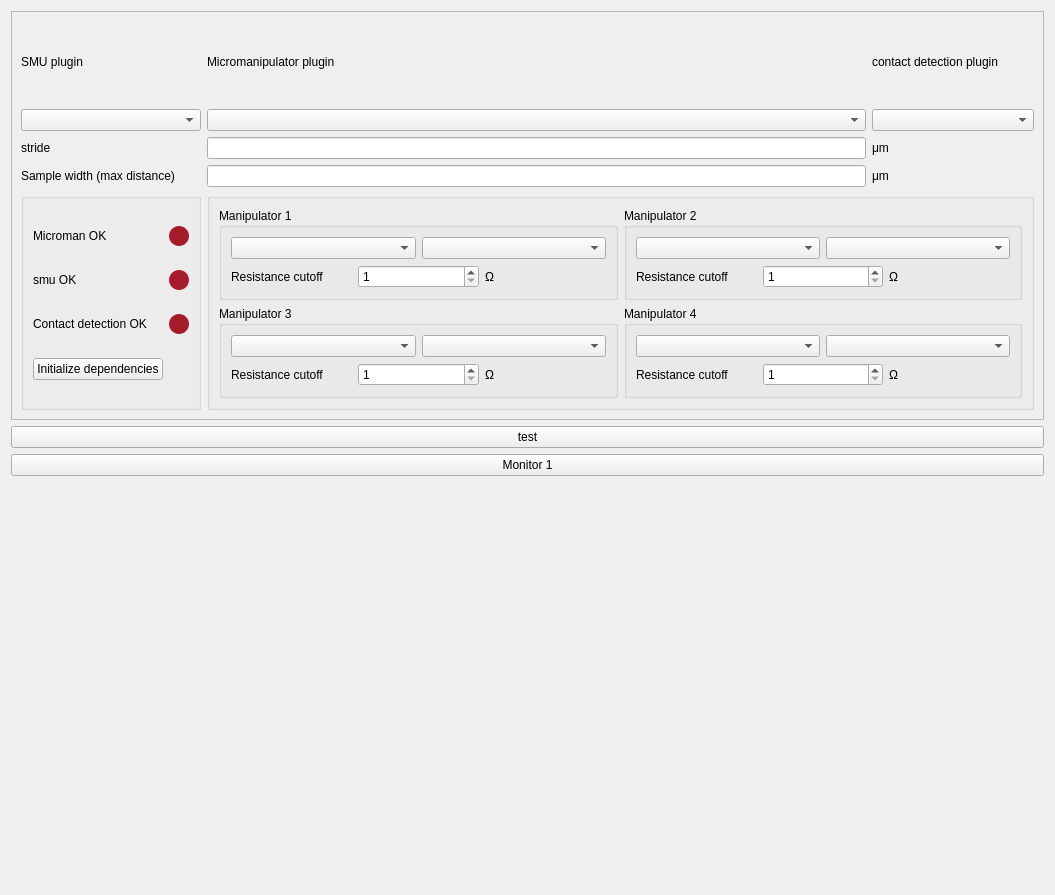
Before: the Qt Designer form plugins/touchDetect-0.1.0/touchDetect_Settings.ui in pyIVLS/pyIVLS, drawn with Qt 5.
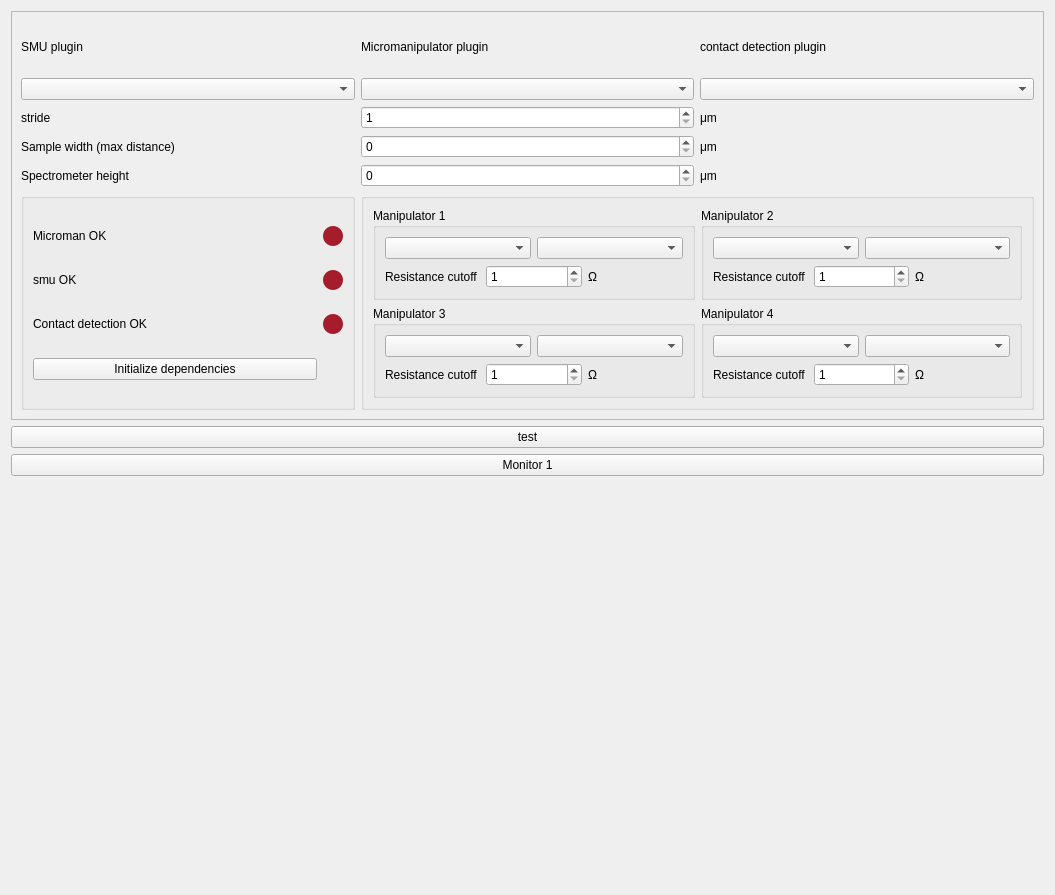
After: the same form once the commit is applied.

Commit message: Moved monitor functionality to low level touchdetect. GUI modified to work with manipulatorInfo dataclass

Patch:
```diff
--- a/plugins/touchDetect-0.1.0/touchDetect_Settings.ui
+++ b/plugins/touchDetect-0.1.0/touchDetect_Settings.ui
@@ -170,9 +170,6 @@
          </property>
         </widget>
        </item>
-       <item row="3" column="1">
-        <widget class="QLineEdit" name="stride"/>
-       </item>
        <item row="0" column="2">
         <widget class="QLabel" name="label_3">
          <property name="text">
@@ -412,9 +409,6 @@
          </property>
         </widget>
        </item>
-       <item row="4" column="1">
-        <widget class="QLineEdit" name="sampleWidth"/>
-       </item>
        <item row="2" column="1">
         <widget class="QComboBox" name="micromanipulatorBox">
          <property name="placeholderText">
@@ -422,6 +416,47 @@
          </property>
         </widget>
        </item>
+       <item row="5" column="0">
+        <widget class="QLabel" name="label_4">
+         <property name="text">
+          <string>Spectrometer height</string>
+         </property>
+        </widget>
+       </item>
+       <item row="3" column="1">
+        <widget class="QSpinBox" name="stride">
+         <property name="minimum">
+          <number>1</number>
+         </property>
+         <property name="maximum">
+          <number>50</number>
+         </property>
+        </widget>
+       </item>
+       <item row="4" column="1">
+        <widget class="QSpinBox" name="sample_width">
+         <property name="maximum">
+          <number>400</number>
+         </property>
+        </widget>
+       </item>
+       <item row="5" column="1">
+        <widget class="QSpinBox" name="spectro_height">
+         <property name="maximum">
+          <number>1000</number>
+         </property>
+         <property name="singleStep">
+          <number>100</number>
+         </property>
+        </widget>
+       </item>
+       <item row="5" column="2">
+        <widget class="QLabel" name="label_5">
+         <property name="text">
+          <string>μm</string>
+         </property>
+        </widget>
+       </item>
       </layout>
      </widget>
     </widget>
```
The commit also changes 4 other files.
